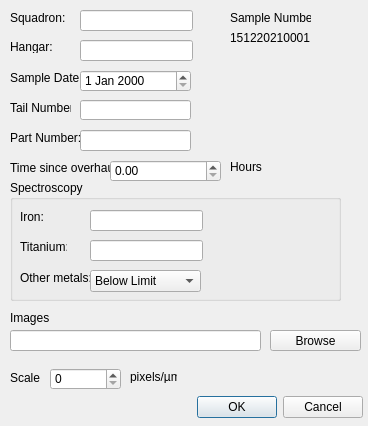
Qt form openfile.ui (peterooch/DigiFerro) before a commit.
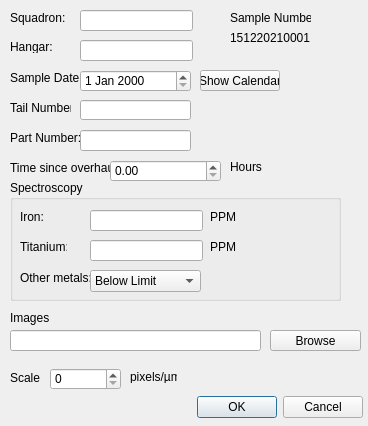
The same form after that commit.

Commit message: Add a pop-up calender to openfile window

The edit to the form file:
```diff
--- a/openfile.ui
+++ b/openfile.ui
@@ -261,6 +261,32 @@
      </rect>
     </property>
    </widget>
+   <widget class="QLabel" name="label_15">
+    <property name="geometry">
+     <rect>
+      <x>200</x>
+      <y>30</y>
+      <width>47</width>
+      <height>13</height>
+     </rect>
+    </property>
+    <property name="text">
+     <string>PPM</string>
+    </property>
+   </widget>
+   <widget class="QLabel" name="label_16">
+    <property name="geometry">
+     <rect>
+      <x>200</x>
+      <y>60</y>
+      <width>47</width>
+      <height>13</height>
+     </rect>
+    </property>
+    <property name="text">
+     <string>PPM</string>
+    </property>
+   </widget>
   </widget>
   <widget class="QDoubleSpinBox" name="overhaulTimeEdit">
    <property name="geometry">
@@ -370,6 +396,19 @@
     <string>Hours</string>
    </property>
   </widget>
+  <widget class="QPushButton" name="showCalendarButton">
+   <property name="geometry">
+    <rect>
+     <x>200</x>
+     <y>70</y>
+     <width>80</width>
+     <height>21</height>
+    </rect>
+   </property>
+   <property name="text">
+    <string>Show Calendar</string>
+   </property>
+  </widget>
  </widget>
  <resources/>
  <connections/>
```
The commit also changes 1 other file.
